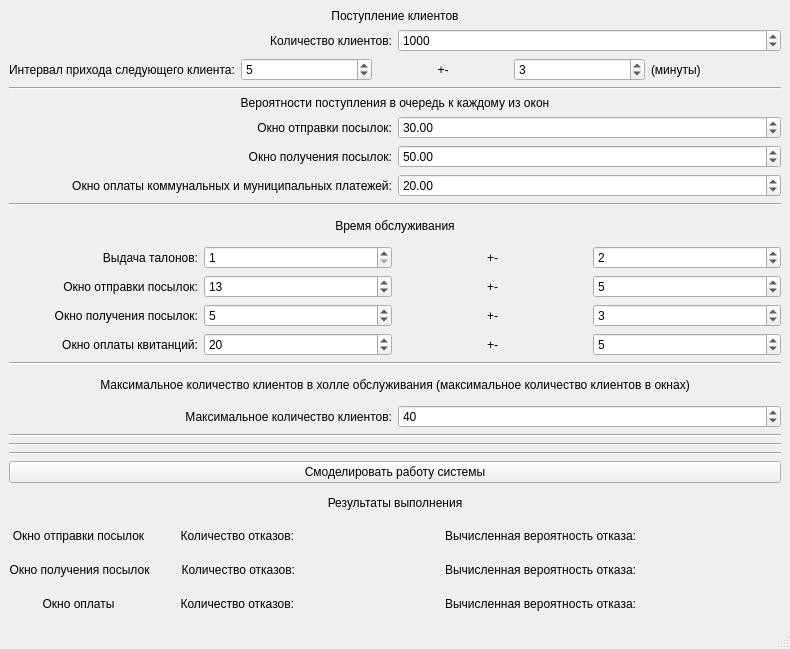
Above: lab5/src/ModelingLab05/mainwindow.ui from TheSawIsTheLaw/TrueModeling before the change. Below: the same form after it.
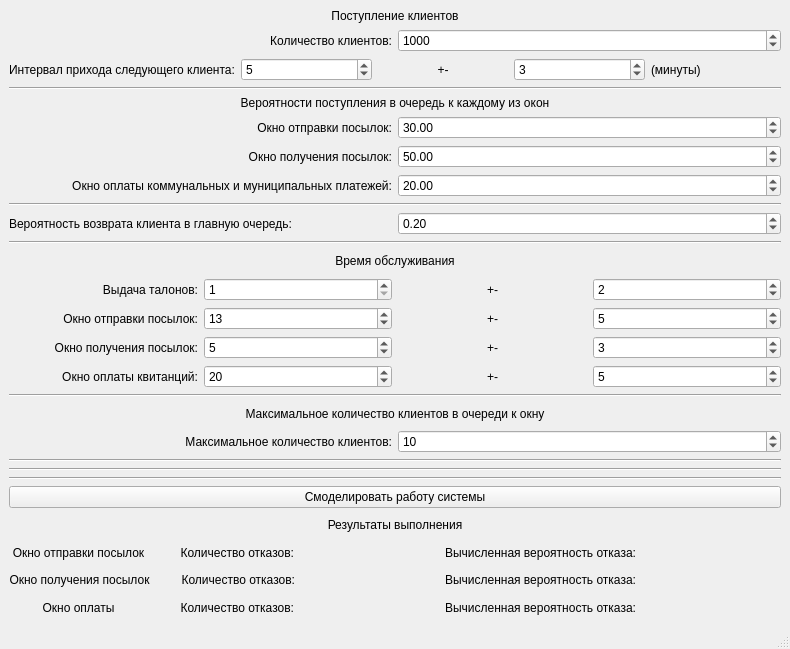
That is the form after the change.

```diff
--- a/lab5/src/ModelingLab05/mainwindow.ui
+++ b/lab5/src/ModelingLab05/mainwindow.ui
@@ -213,6 +213,34 @@
       </item>
      </layout>
     </item>
+    <item>
+     <widget class="Line" name="line_7">
+      <property name="orientation">
+       <enum>Qt::Horizontal</enum>
+      </property>
+     </widget>
+    </item>
+    <item>
+     <layout class="QHBoxLayout" name="horizontalLayout_17">
+      <item>
+       <widget class="QLabel" name="label_26">
+        <property name="text">
+         <string>Вероятность возврата клиента в главную очередь:</string>
+        </property>
+       </widget>
+      </item>
+      <item>
+       <widget class="QDoubleSpinBox" name="probabilityOfReturnToQueueSpinBox">
+        <property name="minimum">
+         <double>0.010000000000000</double>
+        </property>
+        <property name="value">
+         <double>0.200000000000000</double>
+        </property>
+       </widget>
+      </item>
+     </layout>
+    </item>
     <item>
      <widget class="Line" name="line_2">
       <property name="orientation">
@@ -417,7 +445,7 @@
     <item>
      <widget class="QLabel" name="label_20">
       <property name="text">
-       <string>Максимальное количество клиентов в холле обслуживания (максимальное количество клиентов в окнах)</string>
+       <string>Максимальное количество клиентов в очереди к окну</string>
       </property>
       <property name="alignment">
        <set>Qt::AlignCenter</set>
@@ -447,7 +475,7 @@
            <number>1000</number>
           </property>
           <property name="value">
-           <number>40</number>
+           <number>10</number>
           </property>
          </widget>
         </item>
```
